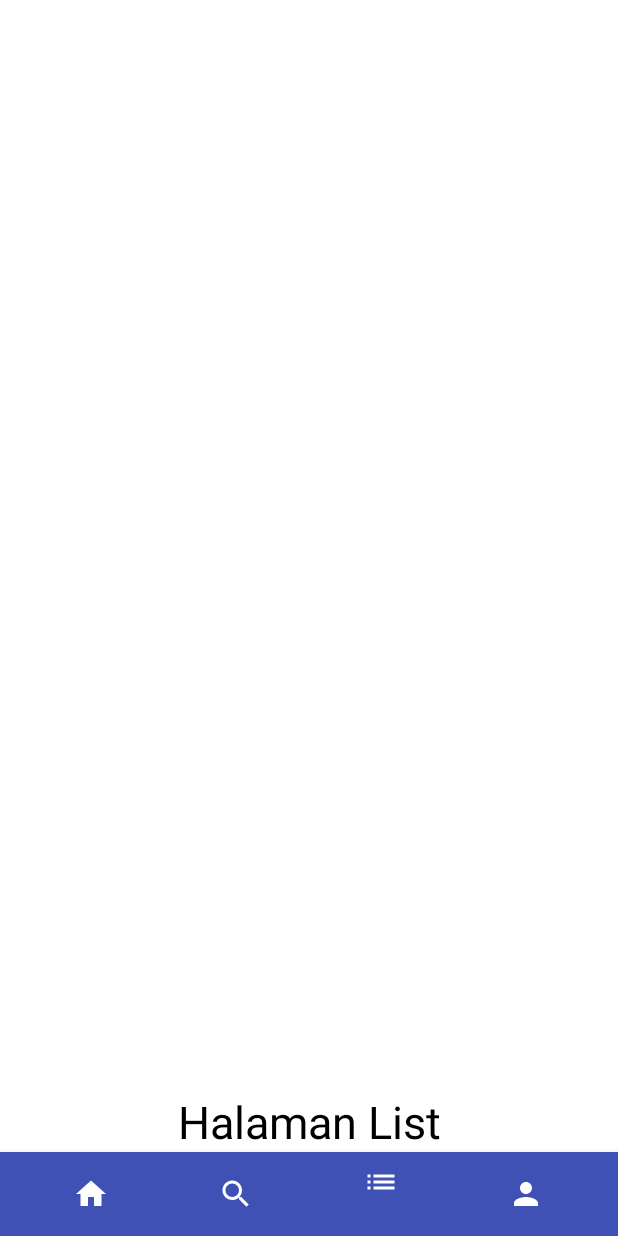
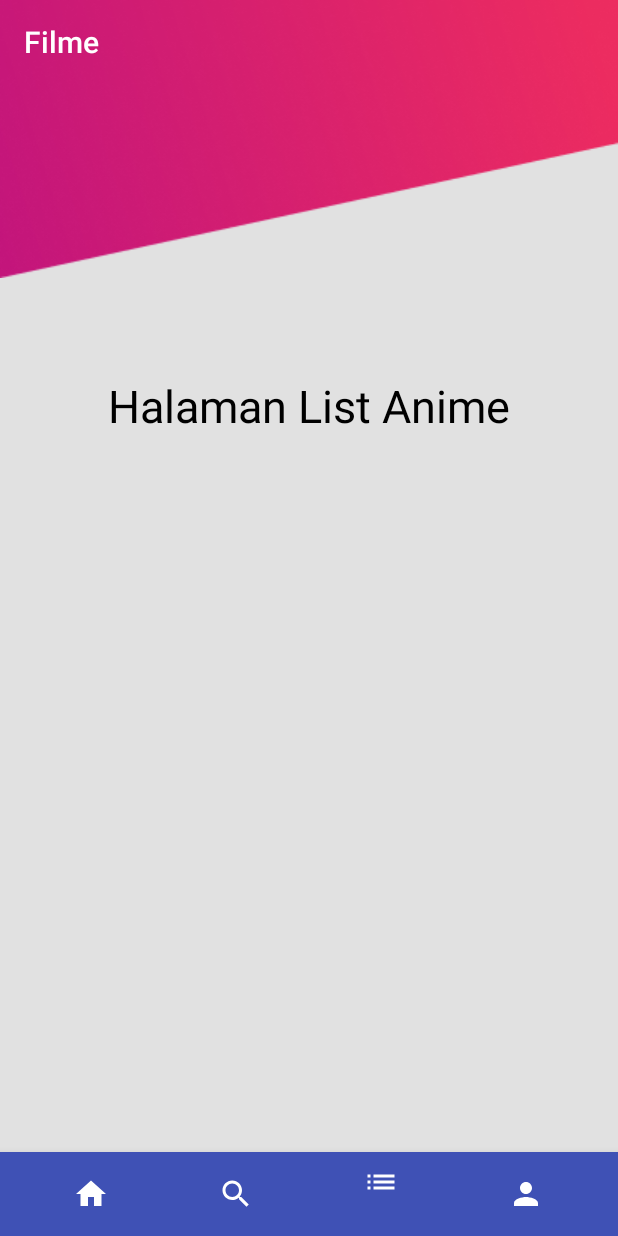
Before and after one commit to hidayatullah191001/SafeSavings, an Android app: the screen it shows after launch (MainActivity), item 3 of the bottom bar chosen, on a phone screen of 412 x 824 dp. Run offline under Robolectric (Android 15) with nearby library versions, the phone set to English and light mode, and no system bars.

Commit message:
Search Anime Fix

```diff
--- a/app/src/main/java/com/example/safesavings/MainActivity.java
+++ b/app/src/main/java/com/example/safesavings/MainActivity.java
@@ -2,10 +2,12 @@ package com.example.safesavings;
 
 import androidx.annotation.NonNull;
 import androidx.appcompat.app.AppCompatActivity;
+import androidx.appcompat.widget.SearchView;
 import androidx.fragment.app.Fragment;
 import androidx.fragment.app.FragmentManager;
 
 import android.os.Bundle;
+import android.view.Menu;
 import android.view.MenuItem;
 
 import com.example.safesavings.fragment.FragmentAbout;
@@ -15,9 +17,56 @@ import com.example.safesavings.fragment.FragmentSearch;
 import com.google.android.material.bottomnavigation.BottomNavigationView;
 
 public class MainActivity extends AppCompatActivity {
-    BottomNavigationView bottomNavigationView;
 
     @Override
+    protected void onCreate(Bundle savedInstanceState) {
+        super.onCreate(savedInstanceState);
+        setContentView(R.layout.activity_main);
+
+        //Menampilkan halaman Fragment yang pertama kali muncul
+        getFragmentPage(new FragmentHome());
+
+        /*Inisialisasi BottomNavigationView beserta listenernya untuk
+         *menangkap setiap kejadian saat salah satu menu item diklik
+         */
+        BottomNavigationView bottomNavigation = findViewById(R.id.bottom_navigation_menu);
+        bottomNavigation.setOnNavigationItemSelectedListener(new BottomNavigationView.OnNavigationItemSelectedListener() {
+            @Override
+            public boolean onNavigationItemSelected(@NonNull MenuItem item) {
+
+                Fragment f = null;
+
+                //Menantukan halaman Fragment yang akan tampil
+                switch (item.getItemId()){
+                    case R.id.menu_home:
+                        f = new FragmentHome();
+                        break;
+                    case R.id.menu_search:
+                        f = new FragmentSearch();
+                        break;
+                    case R.id.menu_list:
+                        f = new FragmentList();
+                        break;
+                    case R.id.menu_about:
+                        f = new FragmentAbout();
+                        break;
+                }
+                return getFragmentPage(f);
+            }
+        });
+    }
+    private boolean getFragmentPage(Fragment fragment){
+        if (fragment != null){
+            getSupportFragmentManager()
+                    .beginTransaction()
+                    .replace(R.id.container_fragment, fragment)
+                    .commit();
+            return true;
+        }
+        return false;
+    }
+
+    /*@Override
     protected void onCreate(Bundle savedInstanceState) {
 
         super.onCreate(savedInstanceState);
@@ -49,5 +98,5 @@ public class MainActivity extends AppCompatActivity {
             getSupportFragmentManager().beginTransaction().replace(R.id.container_fragment,f).commit();
             return true;
         }
-    };
+    };*/
 }
--- a/app/src/main/java/com/example/safesavings/fragment/FragmentList.java
+++ b/app/src/main/java/com/example/safesavings/fragment/FragmentList.java
@@ -12,9 +12,11 @@ import androidx.fragment.app.Fragment;
 import com.example.safesavings.R;
 
 public class FragmentList extends Fragment {
+
     @Nullable
     @Override
     public View onCreateView(@NonNull LayoutInflater inflater, @Nullable ViewGroup container, @Nullable Bundle savedInstanceState) {
-        return inflater.inflate(R.layout.fragment_list,container, false);
+        View view = inflater.inflate(R.layout.fragment_list, container, false);
+        return view;
     }
 }
--- a/app/src/main/java/com/example/safesavings/rest/ApiEndPoint.java
+++ b/app/src/main/java/com/example/safesavings/rest/ApiEndPoint.java
@@ -6,6 +6,10 @@ import retrofit2.http.GET;
 import retrofit2.http.Path;
 
 public interface ApiEndPoint{
-    @GET("https://samehadaku-rest-api.herokuapp.com")
+
+    @GET("/")
     Call<Response> getDataSeason();
+
+    @GET("/search/{title}/")
+    Call<Response> getDataSearch(@Path("title") String title);
 }
--- /dev/null
+++ b/app/src/main/res/drawable/search.xml
@@ -0,0 +1,5 @@
+<vector android:height="24dp" android:tint="#FDFCFC"
+    android:viewportHeight="24" android:viewportWidth="24"
+    android:width="24dp" xmlns:android="http://schemas.android.com/apk/res/android">
+    <path android:fillColor="@android:color/white" android:pathData="M15.5,14h-0.79l-0.28,-0.27C15.41,12.59 16,11.11 16,9.5 16,5.91 13.09,3 9.5,3S3,5.91 3,9.5 5.91,16 9.5,16c1.61,0 3.09,-0.59 4.23,-1.57l0.27,0.28v0.79l5,4.99L20.49,19l-4.99,-5zM9.5,14C7.01,14 5,11.99 5,9.5S7.01,5 9.5,5 14,7.01 14,9.5 11.99,14 9.5,14z"/>
+</vector>
--- a/app/src/main/res/layout/activity_main.xml
+++ b/app/src/main/res/layout/activity_main.xml
@@ -7,19 +7,23 @@
     tools:context=".MainActivity"
     android:background="#fff">
 
+    <FrameLayout
+        android:id="@+id/container_fragment"
+        android:layout_width="match_parent"
+        android:layout_height="match_parent"
+        android:layout_above="@+id/bottom_navigation_menu"
+        android:layout_alignParentLeft="true"
+        android:layout_alignParentStart="true">
+
+    </FrameLayout>
+
     <com.google.android.material.bottomnavigation.BottomNavigationView
+        android:id="@+id/bottom_navigation_menu"
         android:layout_width="match_parent"
         android:layout_height="wrap_content"
         android:background="@color/colorPrimary"
-        android:id="@+id/bottom_navigation_menu"
         android:layout_alignParentBottom="true"
         app:menu="@menu/bottom_menu"
         app:itemIconTint="#fff"/>
 
-    <FrameLayout
-        android:id="@+id/container_fragment"
-        android:layout_width="match_parent"
-        android:layout_height="wrap_content"
-        android:layout_above="@+id/bottom_navigation_menu"/>
-
 </RelativeLayout>
--- a/app/src/main/res/layout/fragment_home.xml
+++ b/app/src/main/res/layout/fragment_home.xml
@@ -56,6 +56,4 @@
         android:orientation="vertical"
         tools:listitem="@layout/item_season" />
 
-
-
 </RelativeLayout>
--- a/app/src/main/res/layout/fragment_list.xml
+++ b/app/src/main/res/layout/fragment_list.xml
@@ -1,13 +1,23 @@
 <?xml version="1.0" encoding="utf-8"?>
 <RelativeLayout
     xmlns:android="http://schemas.android.com/apk/res/android"
+    xmlns:tools="http://schemas.android.com/tools"
     android:layout_width="match_parent"
-    android:layout_height="match_parent">
+    android:layout_height="match_parent"
+    tools:context=".MainActivity"
+    android:background="#e1e1e1">
+
+    <ImageView
+        android:id="@+id/header"
+        android:layout_width="match_parent"
+        android:layout_height="wrap_content"
+        android:background="@drawable/bg" />
+
     <TextView
         android:layout_width="match_parent"
         android:layout_height="wrap_content"
-        android:id="@+id/txtList"
-        android:text="Halaman List"
+        android:id="@+id/txtAbout"
+        android:text="Halaman List Anime"
         android:textSize="30sp"
         android:textColor="#000"
         android:gravity="center"
--- a/app/src/main/res/menu/bottom_menu.xml
+++ b/app/src/main/res/menu/bottom_menu.xml
@@ -6,7 +6,7 @@
         android:title=""/>
     <item
         android:id="@+id/menu_search"
-        android:icon="@drawable/ic_search"
+        android:icon="@drawable/search"
         android:title=""/>
     <item
         android:id="@+id/menu_list"
```
Also changed, not shown: app/src/main/java/com/example/safesavings/adapter/SearchAnimeAdapter.java (added, +67 -0 lines), app/src/main/java/com/example/safesavings/fragment/FragmentSearch.java (+62 -1 lines), app/src/main/java/com/example/safesavings/model/Response.java (+14 -0 lines), app/src/main/java/com/example/safesavings/model/Search.java (added, +109 -0 lines), app/src/main/res/layout/fragment_about.xml (+12 -1 lines), app/src/main/res/layout/fragment_search.xml (+28 -10 lines), app/src/main/res/layout/item_search.xml (added, +52 -0 lines), app/src/main/java/com/example/safesavings/fragment/FragmentHome.java (indentation only).
